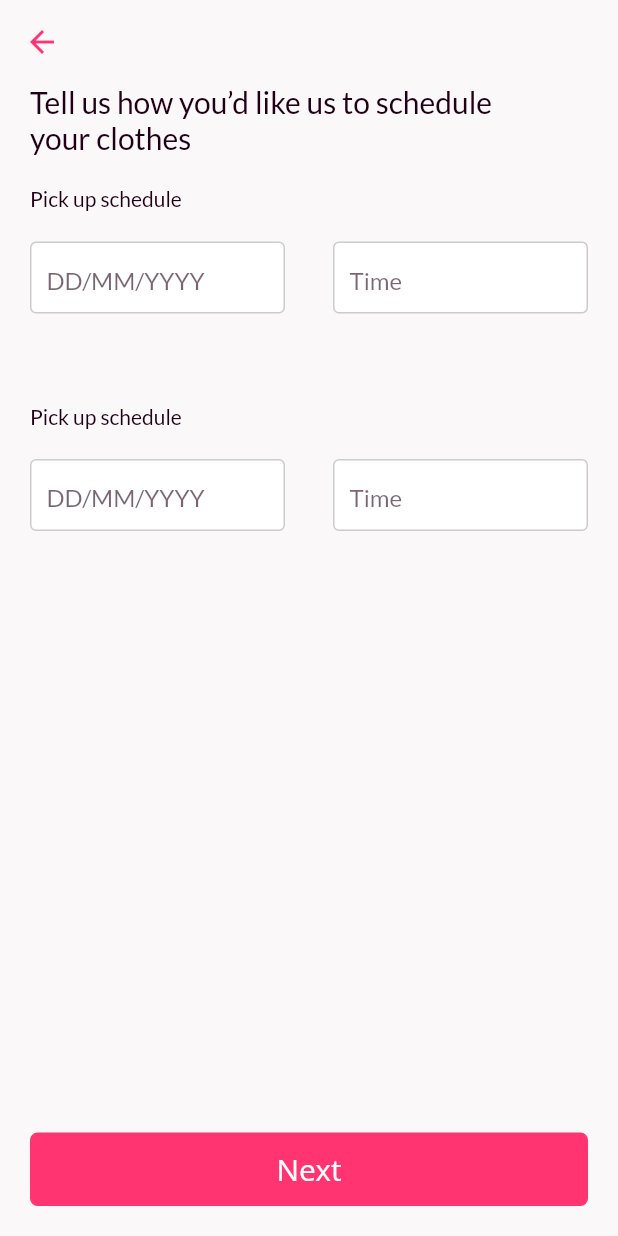
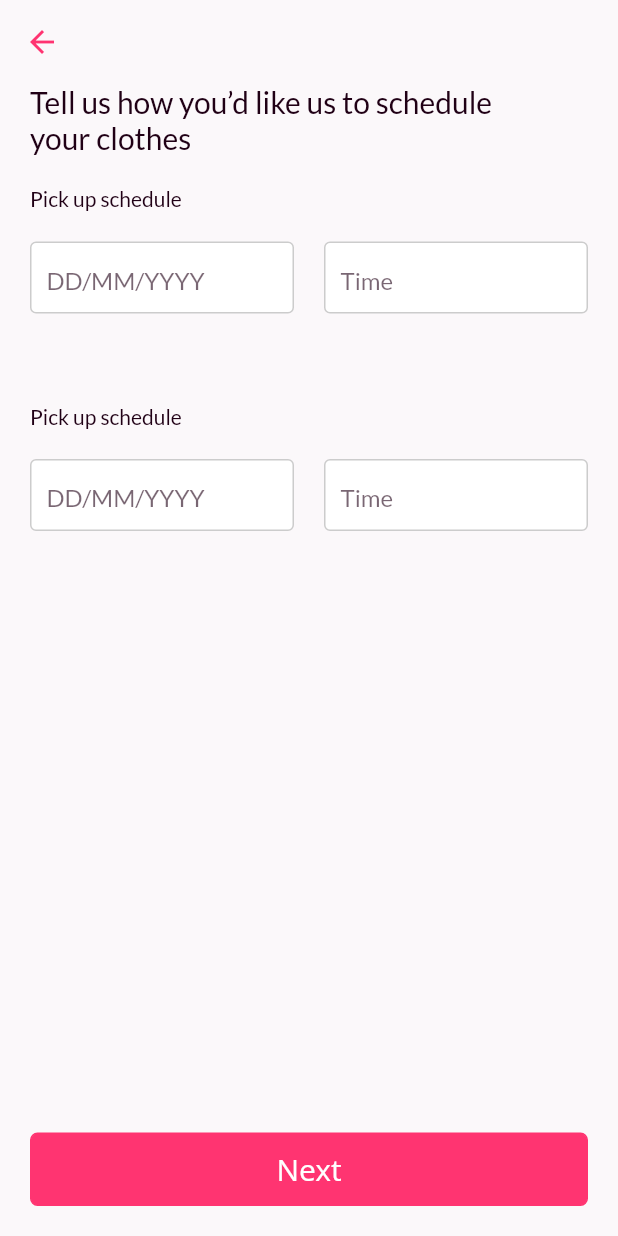
Before and after one commit to cyuket/little_drop, a Flutter app: the PickDateView screen opened directly, on a phone screen of 412 x 824 dp. Run offline on Flutter 3.47's test engine with Material 2 defaults, Android fonts, the phone set to English and light mode, and no system bars; our stand-ins replace cloud_firestore, firebase_auth, flutter_multi_formatter, flutter_svg, geolocator, get_it and 4 more; missing offline and left inert: grouped_buttons; accounts and stored records are empty; Roboto replaces fonts that are missing (Open Sans).

Commit message:
Fixed Responsiveness

```diff
--- a/lib/ui/widgets/time_date.dart
+++ b/lib/ui/widgets/time_date.dart
@@ -1,6 +1,7 @@
 import 'package:flutter/material.dart';
 import 'package:little_drops/ui/shared/shared_styles.dart';
 import 'package:intl/intl.dart';
+import 'package:little_drops/ui/shared/ui_helpers.dart';
 
 class TimeAndDate extends StatelessWidget {
   const TimeAndDate({
@@ -17,7 +18,6 @@ class TimeAndDate extends StatelessWidget {
 
   @override
   Widget build(BuildContext context) {
-    if (time != null) {}
     return Padding(
       padding: const EdgeInsets.symmetric(vertical: 20.0),
       child: Row(
@@ -26,7 +26,7 @@ class TimeAndDate extends StatelessWidget {
           InkWell(
             onTap: handleDate,
             child: Container(
-              width: 170,
+              width: halfScreenWidth(context) - 30,
               height: 48,
               padding: EdgeInsets.only(left: 10, top: 15),
               decoration: BoxDecoration(
@@ -43,7 +43,7 @@ class TimeAndDate extends StatelessWidget {
           InkWell(
             onTap: handleTime,
             child: Container(
-              width: 170,
+              width: halfScreenWidth(context) - 30,
               height: 48,
               padding: EdgeInsets.only(left: 10, top: 15),
               decoration: BoxDecoration(
```
